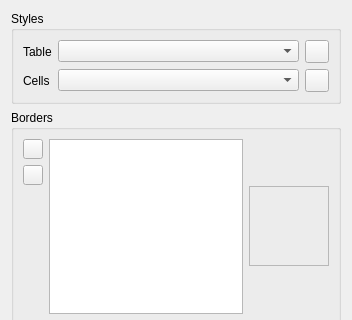
The window that scribus/ui/propertiespalette_tablebase.ui (scribusproject/scribus) describes before a commit, drawn with Qt 5; both pictures show x 0 to 352 and y 0 to 320 of the 352 by 464 pixel window.
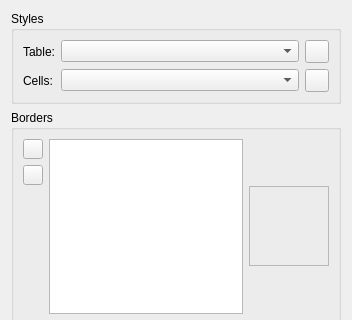
The same window after the commit. Custom widgets are drawn as their Qt base class.

```diff
--- a/scribus/ui/propertiespalette_tablebase.ui
+++ b/scribus/ui/propertiespalette_tablebase.ui
@@ -23,7 +23,7 @@
       <item row="0" column="0">
        <widget class="QLabel" name="labelTable">
         <property name="text">
-         <string>Table</string>
+         <string>Table:</string>
         </property>
        </widget>
       </item>
@@ -59,7 +59,7 @@
       <item row="1" column="0">
        <widget class="QLabel" name="labelCells">
         <property name="text">
-         <string>Cells</string>
+         <string>Cells:</string>
         </property>
        </widget>
       </item>
```
